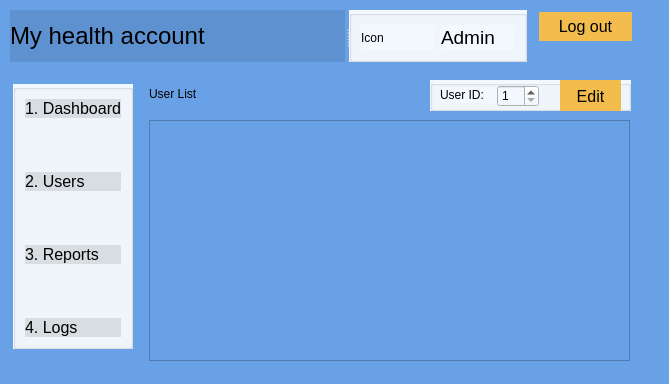
The window that adminusers.ui (Darijan444/COV-19-Desktop_App) describes before a commit, drawn with Qt 5.
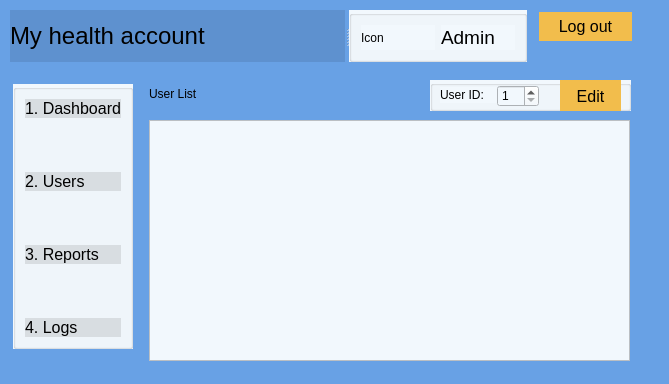
The same window after the commit.

Diff of the .ui file:
```diff
--- a/adminusers.ui
+++ b/adminusers.ui
@@ -258,13 +258,16 @@
      <height>241</height>
     </rect>
    </property>
+   <property name="styleSheet">
+    <string notr="true">background-color: rgb(242, 248, 253)</string>
+   </property>
   </widget>
   <widget class="QLabel" name="labelUserList_2">
    <property name="geometry">
     <rect>
      <x>149</x>
      <y>84</y>
-     <width>62</width>
+     <width>111</width>
      <height>19</height>
     </rect>
    </property>
```
